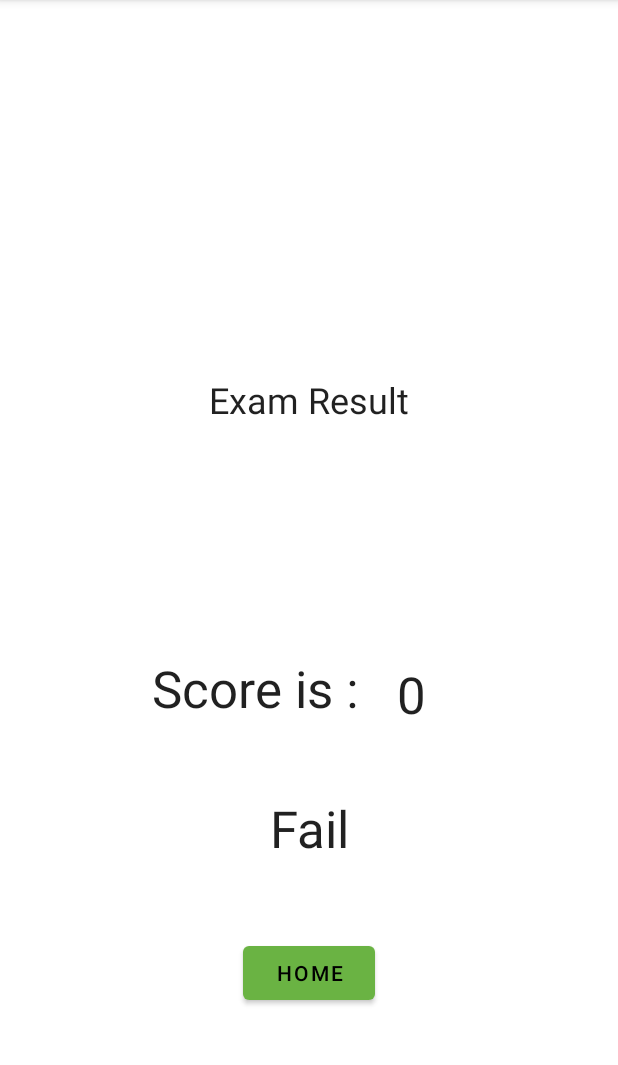
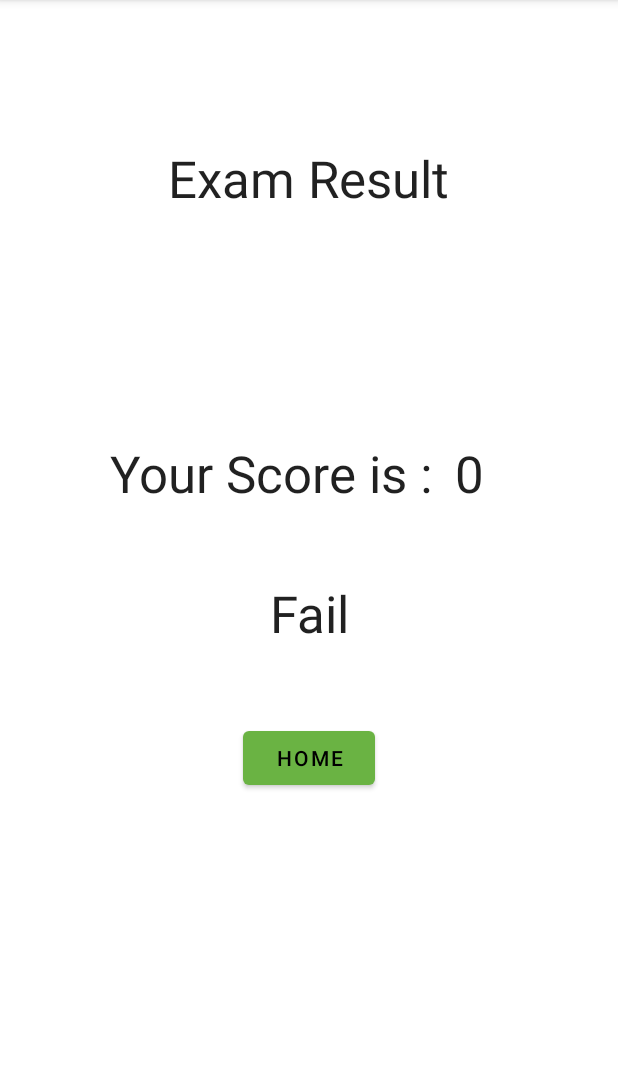
Before and after one commit to ayemyatmm/MyExamApplication, an Android app: the ScoreFragment screen opened through its navigation route, on a phone screen of 412 x 824 dp, the part 84-1149 px from its top. Run offline under Robolectric (Android 15) with nearby library versions, the phone set to English and light mode, and no system bars; our stand-ins replace Firebase (no records; nobody signed in at launch, a user with empty details on screens opened directly), data binding; libraries missing offline, so code that uses them is left out: com.firebase.ui.

```diff
--- /dev/null
+++ b/app/src/main/java/jp/co/cybermissions/com/example/myexamapplication/FirebaseUserLiveData.kt
@@ -0,0 +1,47 @@
+/*
+ * Copyright 2019, The Android Open Source Project
+ *
+ * Licensed under the Apache License, Version 2.0 (the "License");
+ * you may not use this file except in compliance with the License.
+ * You may obtain a copy of the License at
+ *
+ *     https://www.apache.org/licenses/LICENSE-2.0
+ *
+ * Unless required by applicable law or agreed to in writing, software
+ * distributed under the License is distributed on an "AS IS" BASIS,
+ * WITHOUT WARRANTIES OR CONDITIONS OF ANY KIND, either express or implied.
+ * See the License for the specific language governing permissions and
+ * limitations under the License.
+ */
+
+package jp.co.cybermissions.com.example.myexamapplication
+
+import com.google.firebase.auth.FirebaseUser
+import com.google.firebase.auth.FirebaseAuth
+import androidx.lifecycle.LiveData
+
+class FirebaseUserLiveData : LiveData<FirebaseUser?>() {
+    private val firebaseAuth = FirebaseAuth.getInstance()
+
+    // TODO set the value of this FireUserLiveData object by hooking it up to equal the value of the
+    //  current FirebaseUser. You can utilize the FirebaseAuth.AuthStateListener callback to get
+    //  updates on the current Firebase user logged into the app.
+    private val authStateListener = FirebaseAuth.AuthStateListener { firebaseAuth ->
+        // Use the FirebaseAuth instance instantiated at the beginning of the class to get an entry
+        // point into the Firebase Authentication SDK the app is using.
+        // With an instance of the FirebaseAuth class, you can now query for the current user.
+        value = firebaseAuth.currentUser
+    }
+
+    // When this object has an active observer, start observing the FirebaseAuth state to see if
+    // there is currently a logged in user.
+    override fun onActive() {
+        firebaseAuth.addAuthStateListener(authStateListener)
+    }
+
+    // When this object no longer has an active observer, stop observing the FirebaseAuth state to
+    // prevent memory leaks.
+    override fun onInactive() {
+        firebaseAuth.removeAuthStateListener(authStateListener)
+    }
+}
--- /dev/null
+++ b/app/src/main/java/jp/co/cybermissions/com/example/myexamapplication/LoginViewModel.kt
@@ -0,0 +1,68 @@
+/*
+ * Copyright 2019, The Android Open Source Project
+ *
+ * Licensed under the Apache License, Version 2.0 (the "License");
+ * you may not use this file except in compliance with the License.
+ * You may obtain a copy of the License at
+ *
+ *     https://www.apache.org/licenses/LICENSE-2.0
+ *
+ * Unless required by applicable law or agreed to in writing, software
+ * distributed under the License is distributed on an "AS IS" BASIS,
+ * WITHOUT WARRANTIES OR CONDITIONS OF ANY KIND, either express or implied.
+ * See the License for the specific language governing permissions and
+ * limitations under the License.
+ */
+
+package jp.co.cybermissions.com.example.myexamapplication
+
+import android.content.Context
+import androidx.lifecycle.ViewModel
+import androidx.lifecycle.map
+import androidx.preference.PreferenceManager
+import kotlin.random.Random
+
+class LoginViewModel : ViewModel() {
+
+    companion object {
+        val androidFacts = arrayOf(
+            "The first commercial Android device was launched in September 2008",
+            "The Android operating system has over 2 billion monthly active users",
+            "The first Android version (1.0) was released on September 23, 2008",
+            "The first smart phone running Android was the HTC Dream called the T-Mobile G1 in " + "some countries"
+        )
+
+        val californiaFacts = arrayOf(
+            "The most populated state in the United States is California",
+            "Three out of the ten largest U. S. cities are in California",
+            "The largest tree in the world can be found in California",
+            "California became a state in 1850"
+        )
+    }
+
+    enum class AuthenticationState {
+        AUTHENTICATED, UNAUTHENTICATED, INVALID_AUTHENTICATION
+    }
+
+    val authenticationState = FirebaseUserLiveData().map { user ->
+        if (user != null) {
+            AuthenticationState.AUTHENTICATED
+        } else {
+            AuthenticationState.UNAUTHENTICATED
+        }
+    }
+
+    /**
+     * Gets a fact to display based on the user's set preference of which type of fact they want
+     * to see (Android fact or California fact). If there is no logged in user or if the user has
+     * not set a preference, defaults to showing Android facts.
+     */
+//    fun getFactToDisplay(context: Context): String {
+//        val sharedPreferences = PreferenceManager.getDefaultSharedPreferences(context)
+//        val factTypePreferenceKey = context.getString(R.string.preference_fact_type_key)
+//        val defaultFactType = context.resources.getStringArray(R.array.fact_type)[0]
+//        val funFactType = sharedPreferences.getString(factTypePreferenceKey, defaultFactType)
+//
+//        return androidFacts[Random.nextInt(0, androidFacts.size)]
+//    }
+}
--- a/app/src/main/java/jp/co/cybermissions/com/example/myexamapplication/MainFragment.kt
+++ b/app/src/main/java/jp/co/cybermissions/com/example/myexamapplication/MainFragment.kt
@@ -1,40 +1,107 @@
+/*
+ * Copyright 2019, The Android Open Source Project
+ *
+ * Licensed under the Apache License, Version 2.0 (the "License");
+ * you may not use this file except in compliance with the License.
+ * You may obtain a copy of the License at
+ *
+ *     https://www.apache.org/licenses/LICENSE-2.0
+ *
+ * Unless required by applicable law or agreed to in writing, software
+ * distributed under the License is distributed on an "AS IS" BASIS,
+ * WITHOUT WARRANTIES OR CONDITIONS OF ANY KIND, either express or implied.
+ * See the License for the specific language governing permissions and
+ * limitations under the License.
+ */
+
 package jp.co.cybermissions.com.example.myexamapplication
 
+import android.app.Activity
+import android.content.Intent
 import android.os.Bundle
+import android.util.Log
 import androidx.fragment.app.Fragment
 import android.view.LayoutInflater
 import android.view.View
 import android.view.ViewGroup
+import androidx.core.view.isVisible
 import androidx.databinding.DataBindingUtil
-import androidx.lifecycle.ViewModelProvider
-import androidx.navigation.findNavController
+import androidx.fragment.app.viewModels
+import androidx.lifecycle.Observer
+import androidx.navigation.fragment.findNavController
+import com.firebase.ui.auth.AuthUI
+import com.google.firebase.auth.FirebaseAuth
 import jp.co.cybermissions.com.example.myexamapplication.databinding.FragmentMainBinding
+import jp.co.cybermissions.com.example.myexamapplication.first.FirstFragmentDirections
 
 class MainFragment : Fragment() {
 
-    private lateinit var viewModel: MainViewModel
-//    private lateinit var communicator: communicator
+    companion object {
+        const val TAG = "MainFragment"
+        const val SIGN_IN_RESULT_CODE = 1001
+    }
+
+    // Get a reference to the ViewModel scoped to this Fragment
+    private val viewModel by viewModels<LoginViewModel>()
+    private lateinit var binding: FragmentMainBinding
 
     override fun onCreateView(
-        inflater: LayoutInflater, container: ViewGroup?,
-        savedInstanceState: Bundle?
+        inflater: LayoutInflater, container: ViewGroup?, savedInstanceState: Bundle?
     ): View? {
-        // Inflate the layout for this fragment
-        val binding : FragmentMainBinding = DataBindingUtil.inflate(inflater
-        ,R.layout.fragment_main,container,false)
+        binding = DataBindingUtil.inflate(inflater, R.layout.fragment_main, container, false)
 
-        viewModel = ViewModelProvider(this).get(MainViewModel::class.java)
-        binding.mainViewModel = viewModel
+        binding.loginButton.text = getString(R.string.login_btn)
 
-        binding.lifecycleOwner = viewLifecycleOwner
-
-//        communicator = activity as communicator
-
-        binding.takeExamButton.setOnClickListener{ view : View ->
-            view.findNavController().navigate(R.id.action_mainFragment_to_examFragment)
-//            communicator.passDataCom(viewModel.nameText.toString())
-        }
-            setHasOptionsMenu(true)
         return binding.root
     }
+
+    override fun onViewCreated(view: View, savedInstanceState: Bundle?) {
+        super.onViewCreated(view, savedInstanceState)
+        observeAuthenticationState()
+
+        binding.examBtn.setOnClickListener {
+            val action = MainFragmentDirections.actionMainFragmentToFirstFragment()
+            findNavController().navigate(action)
+        }
+    }
+
+    private fun observeAuthenticationState() {
+
+        viewModel.authenticationState.observe(viewLifecycleOwner, Observer { authenticationState ->
+            when (authenticationState) {
+                LoginViewModel.AuthenticationState.AUTHENTICATED -> {
+                    binding.welcomeText.text = FirebaseAuth.getInstance().currentUser?.displayName + " are logged in."
+
+                    binding.loginButton.text = getString(R.string.logout_button_text)
+                    binding.loginButton.setOnClickListener {
+                        AuthUI.getInstance().signOut(requireContext())
+                    }
+                    binding.examBtn.isVisible = true
+                }
+                else -> {
+                    binding.welcomeText.text = "Welcome to My Exam App"
+
+                    binding.loginButton.text = getString(R.string.login_button_text)
+                    binding.loginButton.setOnClickListener {
+                        launchSignInFlow()
+                    }
+                    binding.examBtn.isVisible = false
+                }
+            }
+        })
+    }
+
+
+    private fun launchSignInFlow() {
+
+        val providers = arrayListOf(
+            AuthUI.IdpConfig.EmailBuilder().build(), AuthUI.IdpConfig.GoogleBuilder().build()
+        )
+
+        startActivityForResult(
+            AuthUI.getInstance().createSignInIntentBuilder().setAvailableProviders(
+                providers
+            ).build(), MainFragment.SIGN_IN_RESULT_CODE
+        )
+    }
 }
--- a/app/src/main/res/layout/score_fragment.xml
+++ b/app/src/main/res/layout/score_fragment.xml
@@ -23,17 +23,19 @@
 
         <TextView
             android:id="@+id/you_scored_text"
-            android:layout_width="wrap_content"
-            android:layout_height="wrap_content"
-            android:layout_marginStart="8dp"
-            android:layout_marginTop="250dp"
+            android:layout_width="275dp"
+            android:layout_height="43dp"
+            android:layout_marginStart="64dp"
+            android:layout_marginTop="96dp"
             android:layout_marginEnd="8dp"
             android:fontFamily="sans-serif"
             android:text="@string/you_scored"
+            android:textAlignment="center"
             android:textColor="@color/black_text_color"
-            android:textSize="24sp"
+            android:textSize="34sp"
             android:textStyle="normal"
             app:layout_constraintEnd_toEndOf="parent"
+            app:layout_constraintHorizontal_bias="0.059"
             app:layout_constraintStart_toStartOf="parent"
             app:layout_constraintTop_toTopOf="parent" />
 
@@ -60,7 +62,7 @@
             android:layout_marginTop="56dp"
             android:layout_marginEnd="8dp"
             android:fontFamily="sans-serif"
-            android:text="Score is :"
+            android:text="Your Score is :"
             android:textColor="@color/black_text_color"
             android:textSize="34sp"
             android:textStyle="normal"
@@ -71,17 +73,17 @@
 
         <TextView
             android:id="@+id/score_text"
-            android:layout_width="54dp"
-            android:layout_height="41dp"
+            android:layout_width="48dp"
+            android:layout_height="45dp"
             android:layout_marginStart="150dp"
-            android:layout_marginTop="60dp"
+            android:layout_marginTop="56dp"
             android:fontFamily="sans-serif"
             android:text="@{String.valueOf(scoreViewModel.score)}"
             android:textColor="@color/black_text_color"
             android:textSize="34sp"
             android:textStyle="normal"
             app:layout_constraintEnd_toEndOf="parent"
-            app:layout_constraintHorizontal_bias="0.55"
+            app:layout_constraintHorizontal_bias="0.718"
             app:layout_constraintStart_toStartOf="parent"
             app:layout_constraintTop_toBottomOf="@+id/your_display_text"
             tools:text="40" />
--- a/app/src/main/res/navigation/navigation.xml
+++ b/app/src/main/res/navigation/navigation.xml
@@ -6,12 +6,12 @@
     app:startDestination="@id/mainFragment">
 
     <fragment
-        android:id="@+id/mainFragment"
-        android:name="jp.co.cybermissions.com.example.myexamapplication.MainFragment"
-        android:label="fragment_main"
-        tools:layout="@layout/fragment_main" >
+        android:id="@+id/firstFragment"
+        android:name="jp.co.cybermissions.com.example.myexamapplication.first.FirstFragment"
+        android:label="fragment_first"
+        tools:layout="@layout/fragment_first">
         <action
-            android:id="@+id/action_mainFragment_to_examFragment"
+            android:id="@+id/action_firstFragment_to_examFragment"
             app:destination="@id/examFragment" />
     </fragment>
     <fragment
@@ -28,12 +28,20 @@
         android:name="jp.co.cybermissions.com.example.myexamapplication.score.ScoreFragment"
         android:label="score_fragment"
         tools:layout="@layout/score_fragment" >
-        <action
-            android:id="@+id/action_scoreFragment_to_mainFragment"
-            app:destination="@id/mainFragment" />
         <argument
             android:name="score"
             android:defaultValue="0"
             app:argType="integer" />
+        <action
+            android:id="@+id/action_scoreFragment_to_mainFragment"
+            app:destination="@id/mainFragment" />
+    </fragment>
+    <fragment
+        android:id="@+id/mainFragment"
+        android:name="jp.co.cybermissions.com.example.myexamapplication.MainFragment"
+        android:label="MainFragment" >
+        <action
+            android:id="@+id/action_mainFragment_to_firstFragment"
+            app:destination="@id/firstFragment" />
     </fragment>
 </navigation>
--- /dev/null
+++ b/app/src/main/res/values/array.xml
@@ -0,0 +1,7 @@
+<?xml version="1.0" encoding="utf-8"?>
+<resources>
+    <array name="fact_type">
+        <item>@string/fact_type_android</item>
+        <item>@string/fact_type_california</item>
+    </array>
+</resources>
```
Also changed, not shown: app/src/main/java/jp/co/cybermissions/com/example/myexamapplication/MainActivity.kt (+0 -24 lines), app/src/main/java/jp/co/cybermissions/com/example/myexamapplication/score/ScoreViewModel.kt (+0 -9 lines), app/src/main/res/layout/fragment_main.xml (+48 -98 lines), 1 other file.
